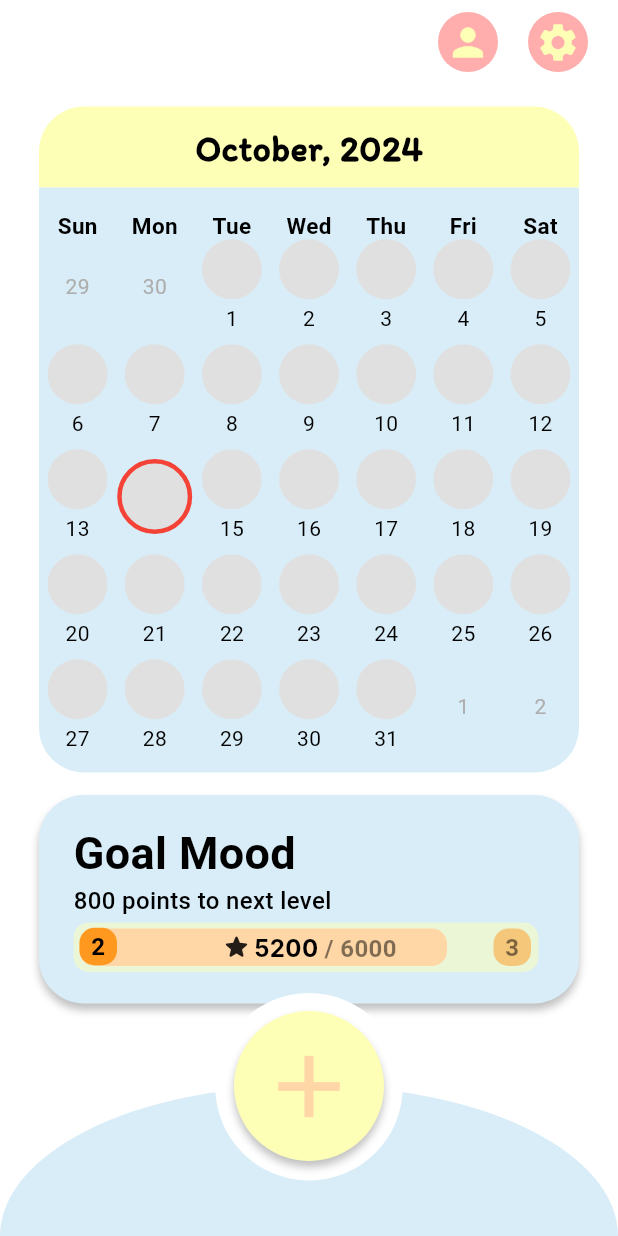
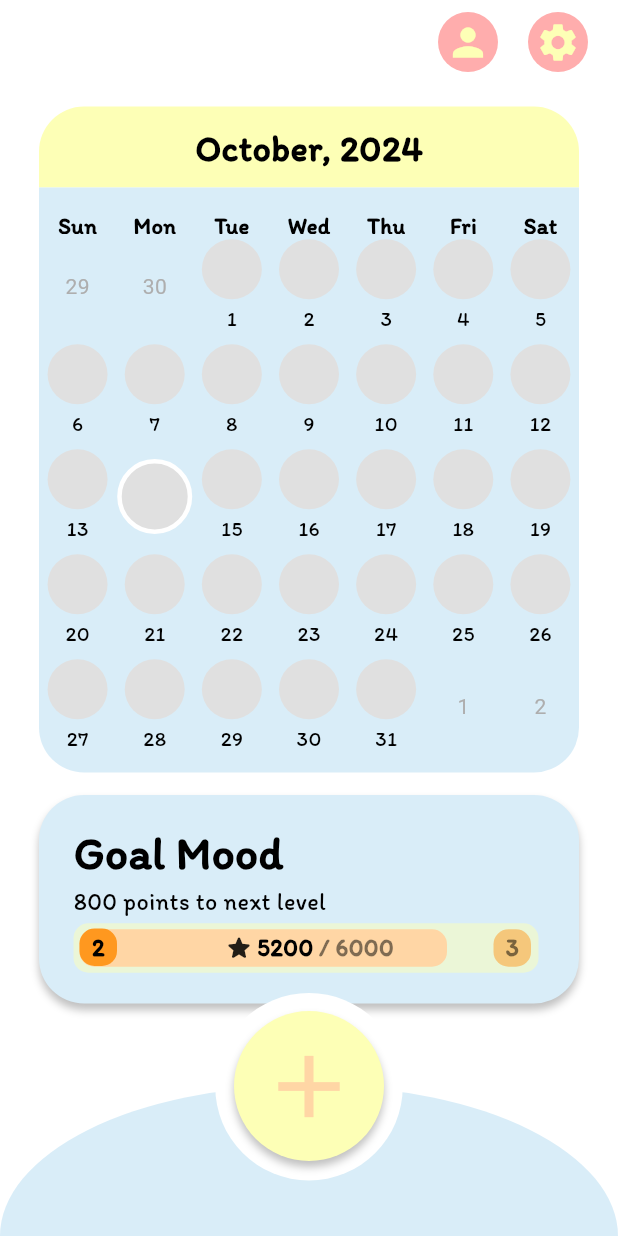
Before and after one commit to bmyaye/MoodBrah, a Flutter app: the screen it shows after launch, on a phone screen of 412 x 824 dp. Run offline on Flutter 3.47's test engine with Material 3 defaults, Android fonts, the light colour scheme and no system bars; drawn by our look-alikes of table_calendar; Roboto replaces fonts that are missing (Inter).

Commit message:
edit font

```diff
--- a/lib/screens/about_mood.dart
+++ b/lib/screens/about_mood.dart
@@ -180,6 +180,7 @@ class _AboutMoodPageState extends State<AboutMoodPage> {
                       style: const TextStyle(
                         fontSize: 70,
                         color: Color(0xFF000000),
+                        fontFamily: 'Itim',
                       )),
                   Column(
                     children: [
@@ -229,7 +230,7 @@ class _AboutMoodPageState extends State<AboutMoodPage> {
                       style: TextStyle(
                         color: Colors.black,
                         fontSize: 25,
-                        // fontFamily: 'Inter',
+                        fontFamily: 'Itim',
                         fontWeight: FontWeight.w400,
                         height: 0,
                       ),
@@ -276,6 +277,7 @@ class _AboutMoodPageState extends State<AboutMoodPage> {
                       color: Colors.black,
                       fontSize: 25,
                       fontWeight: FontWeight.w400,
+                      fontFamily: 'Itim',
                     ),
                   ),
                 ),
--- a/lib/screens/home.dart
+++ b/lib/screens/home.dart
@@ -165,11 +165,13 @@ class _HomePageState extends State<HomePage> {
                               fontSize: 15,
                               fontWeight: FontWeight.bold,
                               color: Colors.black,
+                              fontFamily: 'Itim',
                             ),
                             weekendStyle: TextStyle(
                               fontSize: 15,
                               fontWeight: FontWeight.bold,
                               color: Colors.black,
+                              fontFamily: 'Itim',
                             ),
                           ),
                           selectedDayPredicate: (day) {
@@ -238,7 +240,10 @@ class _HomePageState extends State<HomePage> {
                                     const SizedBox(height: 3),
                                     Text(DateFormat('d').format(day),
                                         style: const TextStyle(
-                                            fontSize: 14, color: Colors.black)),
+                                          fontSize: 14,
+                                          color: Colors.black,
+                                          fontFamily: 'Itim',
+                                        )),
                                   ],
                                 ),
                               );
@@ -288,7 +293,7 @@ class _HomePageState extends State<HomePage> {
                                     Text(
                                       DateFormat('d').format(day),
                                       style: const TextStyle(
-                                          fontSize: 14, color: Colors.black),
+                                          fontSize: 14, color: Colors.black, fontFamily: 'Itim'),
                                     ),
                                   ],
                                 ),
@@ -319,7 +324,7 @@ class _HomePageState extends State<HomePage> {
                                         ? getMoodColor(mood)
                                         : Colors.grey[300],
                                     border:
-                                        Border.all(color: Colors.red, width: 3),
+                                        Border.all(color: Colors.white, width: 3),
                                   ),
                                   height: 50,
                                   width: 50,
@@ -335,7 +340,8 @@ class _HomePageState extends State<HomePage> {
                                             mood,
                                             style: const TextStyle(
                                                 fontSize: 25,
-                                                color: Colors.green),
+                                                color: Colors.black,
+                                                fontFamily: 'Itim'),
                                           ),
                                   ),
                                 ),
@@ -388,7 +394,7 @@ class _HomePageState extends State<HomePage> {
                           fontSize: 30,
                           fontWeight: FontWeight.w700,
                           height: 0,
-                          // fontFamily: 'Itim',
+                          fontFamily: 'Itim',
                         ),
                       ),
                       const SizedBox(height: 5),
@@ -399,6 +405,7 @@ class _HomePageState extends State<HomePage> {
                           fontSize: 16,
                           fontWeight: FontWeight.w500,
                           height: 0,
+                          fontFamily: 'Itim',
                         ),
                       ),
                       const SizedBox(height: 5),
@@ -457,7 +464,7 @@ class _HomePageState extends State<HomePage> {
                                             style: TextStyle(
                                               color: Colors.black,
                                               fontSize: 16,
-                                              fontFamily: 'Inter',
+                                              fontFamily: 'Itim',
                                               fontWeight: FontWeight.w700,
                                               height: 0,
                                             ),
@@ -470,6 +477,7 @@ class _HomePageState extends State<HomePage> {
                                               fontSize: 16,
                                               fontWeight: FontWeight.w700,
                                               height: 0,
+                                              fontFamily: 'Itim',
                                             ),
                                           ),
                                         ],
@@ -505,6 +513,7 @@ class _HomePageState extends State<HomePage> {
                                         fontSize: 16,
                                         fontWeight: FontWeight.w700,
                                         height: 0,
+                                        fontFamily: 'Itim',
                                       ),
                                     ),
                                   ],
@@ -537,6 +546,7 @@ class _HomePageState extends State<HomePage> {
                                         fontSize: 16,
                                         fontWeight: FontWeight.w700,
                                         height: 0,
+                                        fontFamily: 'Itim',
                                       ),
                                     ),
                                   ],
```
Also changed, not shown: lib/screens/add_mood.dart (+8 -0 lines).
